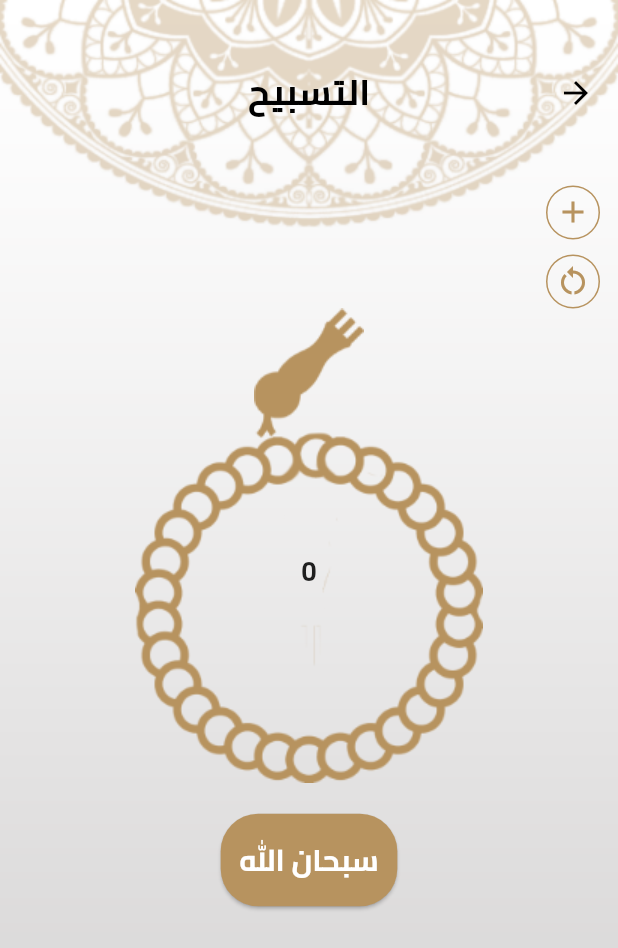
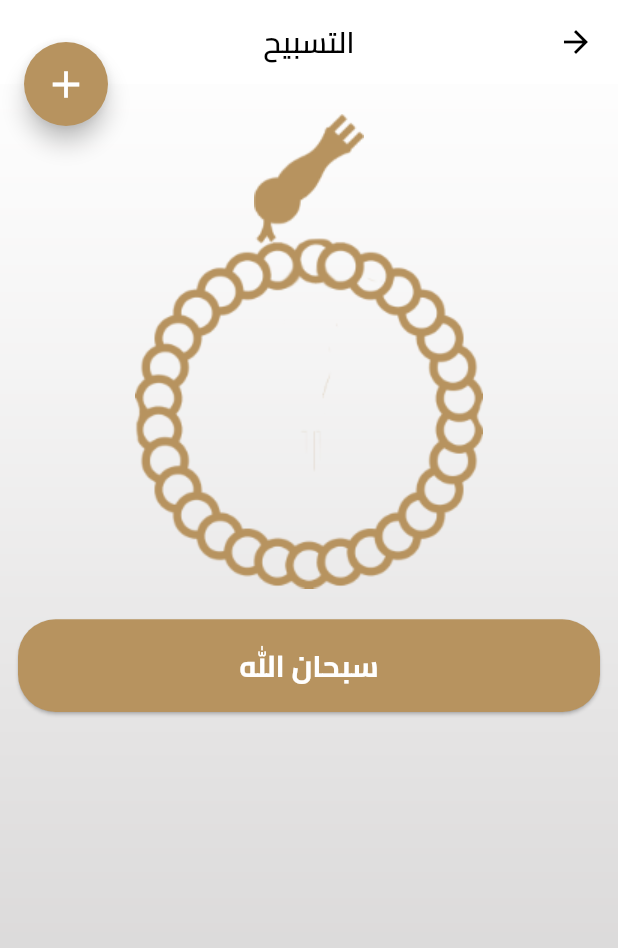
Before and after one commit to ZiadElsaadany/islamic, a Flutter app: the SebhaScreen screen opened by its route, on a phone screen of 412 x 824 dp. Shown: the top 948 px of the screen. Run offline on Flutter 3.47's test engine with Material 2 defaults, Android fonts, the phone set to English and light mode, and no system bars; our stand-ins replace awesome_dialog, fluttertoast, google_fonts, percent_indicator, simple_animations, supercharged.

Commit message:
sebha updated

```diff
--- a/lib/main.dart
+++ b/lib/main.dart
@@ -1,5 +1,7 @@
 
+import 'package:flutter/cupertino.dart';
 import 'package:flutter/material.dart';
+import 'package:islami/constants/color_constant.dart';
 
 import 'package:islami/controller/apis/api_salahTiming.dart';
 import 'package:islami/controller/provider/azkar_provider.dart';
@@ -13,7 +15,7 @@ import 'package:islami/view/home/doaa/doaa_screen.dart';
 import 'package:islami/view/home/home_screen.dart';
 import 'package:islami/view/home/koran/names/names_view.dart';
 import 'package:islami/view/home/salah_timing/salah_timing_screen.dart';
-import 'package:islami/view/home/sebha/sebha_screen.dart';
+import 'package:islami/view/home/sebha/sebha_view.dart';
 import 'package:islami/view/home/zakah_count/screen.dart';
 import 'package:islami/view/splash/splash_screen.dart';
 import 'package:provider/provider.dart';
@@ -55,7 +57,9 @@ class IslamyApp extends StatelessWidget {
   Widget build(BuildContext context) {
     return MaterialApp(
 theme: ThemeData (
-  fontFamily: 'cairo'
+  fontFamily: 'cairo',
+  brightness: Brightness.light,
+  primaryColor: AppColorsConstant.primaryColor
 ),
       debugShowCheckedModeBanner: false,
       initialRoute: SplashScreen.id,
--- a/lib/view/home/home_screen_body.dart
+++ b/lib/view/home/home_screen_body.dart
@@ -1,6 +1,6 @@
 import 'package:flutter/material.dart';
 import 'package:islami/view/home/salah_timing/salah_timing_screen.dart';
-import 'package:islami/view/home/sebha/sebha_screen.dart';
+import 'package:islami/view/home/sebha/sebha_view.dart';
 import 'package:islami/view/home/zakah_count/screen.dart';
 import 'package:provider/provider.dart';
 
--- /dev/null
+++ b/lib/view/home/sebha/custom_sebha_body.dart
@@ -0,0 +1,39 @@
+import 'package:flutter/material.dart';
+import 'package:islami/view/home/sebha/sebha_image.dart';
+import 'package:islami/view/home/sebha/sebha_text.dart';
+import 'package:provider/provider.dart';
+
+import '../../../animation/fade_animation.dart';
+import '../../../constants/color_constant.dart';
+import '../../../controller/provider/sebha_provider.dart';
+
+class CustomSebhaBody extends StatelessWidget {
+  const CustomSebhaBody({Key? key}) : super(key: key);
+
+  @override
+  Widget build(BuildContext context) {
+    return Center(
+      child: ListView(
+        children: [
+          const SizedBox(
+            height: 20,
+          ),
+         const SebhaImage(),
+          SizedBox(height: MediaQuery.of(context).size.height*0.02,),
+          const Padding(
+            padding:  EdgeInsets.symmetric(horizontal: 8.0),
+            child:SebhaText(),
+          ),
+
+        ],
+      ),
+    );
+  }
+}
+/*
+*   Text(  '${Provider.of<SebhaProvider>(context).counter}',
+                style: const TextStyle(
+                    fontSize: 18,
+                    fontWeight: FontWeight.bold
+                ),
+              )*/
--- /dev/null
+++ b/lib/view/home/sebha/sebha_image.dart
@@ -0,0 +1,36 @@
+import 'package:flutter/material.dart';
+import 'package:provider/provider.dart';
+
+import '../../../animation/fade_animation.dart';
+import '../../../controller/provider/sebha_provider.dart';
+
+class SebhaImage extends StatelessWidget {
+  const SebhaImage({Key? key}) : super(key: key);
+
+  @override
+  Widget build(BuildContext context) {
+    return  FadeAnimation(1.3, child:
+    Stack(
+      alignment: Alignment.topCenter,
+      children: [
+        const Image(
+          image: AssetImage("assets/images/sebha_images/head of seb7a.png"),
+        ),
+        Container(
+          padding: EdgeInsets.only(top: MediaQuery.of(context).size.height*0.1),
+          child: GestureDetector(
+            onTap: ( )  {
+              Provider.of<SebhaProvider>(context,listen: false).changeAngle();
+              Provider.of<SebhaProvider>(context,listen: false).sebhaName();
+            },
+            child: Transform.rotate(
+                angle: Provider.of<SebhaProvider>(context).angle,
+                child: const Image(image: AssetImage("assets/images/sebha_images/body of seb7a.png"))),
+          ),
+        ),
+
+      ],
+    )
+    );
+  }
+}
--- a/lib/view/home/sebha/sebha_screen.dart
+++ /dev/null
@@ -1,146 +0,0 @@
-import 'package:flutter/material.dart';
-import 'package:islami/animation/fade_animation.dart';
-import 'package:islami/controller/provider/sebha_provider.dart';
-import 'package:provider/provider.dart';
-import '../../../constants/color_constant.dart';
-import '../../../constants/images_constant.dart';
-import '../../../constants/style_constant.dart';
-
-class SebhaScreen extends StatelessWidget {
-  const SebhaScreen({Key? key}) : super(key: key);
-static const String id = 'sebhaScreen';
-  @override
-  Widget build(BuildContext context) {
-    return SafeArea(
-      child: Stack(
-        children: [
-        Image.asset(
-
-        ImageConstant.bg2,
-        fit: BoxFit.fill,
-        width: double.infinity,
-        height: double.infinity,
-      ),
-      Directionality(
-        textDirection: TextDirection.rtl,
-        child: Scaffold(
-          backgroundColor: Colors.transparent,
-              appBar: AppBar(
-                title: Text(
-                  'التسبيح',
-                  style: AppStyleConstant.style24WithBlackColor,
-                ),
-                centerTitle: true,
-                toolbarHeight: MediaQuery.of(context).size.height * 0.15,
-                elevation: 0,
-                backgroundColor: Colors.transparent,
-                foregroundColor: AppColorsConstant.black,
-              ),
-          body: SingleChildScrollView(
-            child: Column(
-              children: [
-                Positioned(
-                  child: Padding(
-                    padding: const EdgeInsets.only(
-                        right:  12,
-                        // bottom: 8
-                    ),
-                    child: Row(
-                      children: [
-                        Column (
-                          children: [
-                            Container(
-                              padding: const EdgeInsets.all(5),
-                              decoration: BoxDecoration(
-                                borderRadius: BorderRadius.circular(50),
-                                border: Border.all(color: AppColorsConstant.primaryColor)
-                              ) ,
-
-
-                                child: const Icon(Icons.add,color: AppColorsConstant.primaryColor),
-
-                            ),
-                            const SizedBox(height: 10,),
-                            GestureDetector
-
-                              (
-                                onTap: ( )  {
-                                  Provider.of<SebhaProvider>(context,listen: false).zero();
-
-                                },
-                                child: Container(
-                                    padding: const EdgeInsets.all(5),
-                                    decoration: BoxDecoration(
-                                  border:  Border.all(color: AppColorsConstant.primaryColor),
-                                  borderRadius: BorderRadius.circular(50)
-                                )
-                                ,child: const Icon ( Icons.restart_alt,color: AppColorsConstant.primaryColor)))
-                          ],
-                        ),
-                      ],
-                    ),
-                  ),
-                ),
-               FadeAnimation(1.3, child:  Positioned(
-                 top: -10,
-                 child: Stack(
-                   alignment: Alignment.topCenter,
-                   children: [
-                     const Image(
-                       image: AssetImage("assets/images/sebha_images/head of seb7a.png"),
-                     ),
-                     Container(
-                       padding: EdgeInsets.only(top: MediaQuery.of(context).size.height*0.1),
-                       child: GestureDetector(
-                         onTap: ( )  {
-                           Provider.of<SebhaProvider>(context,listen: false).changeAngle();
-                           Provider.of<SebhaProvider>(context,listen: false).sebhaName();
-                         },
-                         child: Transform.rotate(
-                             angle: Provider.of<SebhaProvider>(context).angle,
-                             child: const Image(image: AssetImage("assets/images/sebha_images/body of seb7a.png"))),
-                       ),
-                     ),
-                     Positioned(
-                         bottom:MediaQuery.of(context).size.height*0.15,
-                         child: Text(  '${Provider.of<SebhaProvider>(context).counter}',
-                         style: const TextStyle(
-                           fontSize: 18,
-                           fontWeight: FontWeight.bold
-                         ),
-                         ))
-                   ],
-                 ),
-               ) ),
-                SizedBox(height: MediaQuery.of(context).size.height*0.02,),
-                Padding(
-                  padding:  const EdgeInsets.symmetric(horizontal: 8.0),
-                  child: Card(
-                    color: AppColorsConstant.primaryColor,
-                    shape: RoundedRectangleBorder(
-                      borderRadius: BorderRadius.circular(25),
-                      //set border radius more than 50% of height and width to make circle
-                    ),
-                    child: Padding(
-                      padding:  EdgeInsets.all(MediaQuery.of(context).size.height*0.015),
-                      child: Text(Provider.of<SebhaProvider>(context).tasbehList[Provider.of<SebhaProvider>(context).index] ,
-                      style: const TextStyle(
-                        color: AppColorsConstant.white ,
-                        fontWeight:  FontWeight.bold ,
-                        fontSize: 20
-                      ),
-                      ),
-                    ) ,
-                  ),
-                ),
-
-              ],
-            ),
-          ),
-            ),
-      ),
-        ],
-      ),
-    );
-  }
-}
--- /dev/null
+++ b/lib/view/home/sebha/sebha_text.dart
@@ -0,0 +1,31 @@
+import 'package:flutter/material.dart';
+import 'package:provider/provider.dart';
+
+import '../../../constants/color_constant.dart';
+import '../../../controller/provider/sebha_provider.dart';
+
+class SebhaText extends StatelessWidget {
+  const SebhaText({Key? key}) : super(key: key);
+
+  @override
+  Widget build(BuildContext context) {
+    return  Card(
+      color: AppColorsConstant.primaryColor,
+      shape: RoundedRectangleBorder(
+        borderRadius: BorderRadius.circular(25),
+        //set border radius more than 50% of height and width to make circle
+      ),
+      child: Padding(
+        padding:  EdgeInsets.all(MediaQuery.of(context).size.height*0.015),
+        child: Text(Provider.of<SebhaProvider>(context).tasbehList[Provider.of<SebhaProvider>(context).index] ,
+          textAlign: TextAlign.center,
+          style: const TextStyle(
+              color: AppColorsConstant.white ,
+              fontWeight:  FontWeight.bold ,
+              fontSize: 20
+          ),
+        ),
+      ) ,
+    );
+  }
+}
--- /dev/null
+++ b/lib/view/home/sebha/sebha_view.dart
@@ -0,0 +1,42 @@
+import 'package:flutter/material.dart';
+import 'package:islami/constants/color_constant.dart';
+import 'package:islami/view/home/custom_app_bar.dart';
+import 'package:islami/view/home/return_image.dart';
+import 'package:islami/view/home/sebha/custom_sebha_body.dart';
+
+import '../../../constants/images_constant.dart';
+class SebhaScreen extends StatelessWidget {
+  const SebhaScreen({Key? key}) : super(key: key);
+static const String id = 'sebhaScreen';
+  @override
+  Widget build(BuildContext context) {
+    return SafeArea(
+      child: Stack(
+        children: [
+        const ReturnImage(img: ImageConstant.bg),
+      Directionality(
+        textDirection: TextDirection.rtl,
+        child: Scaffold(
+          backgroundColor: Colors.transparent,
+              appBar:CustomAppBar(
+                widget: const Text( 'التسبيح',
+                style: TextStyle(
+                  fontWeight: FontWeight.w600
+                ),
+                )
+              ),
+          body: const CustomSebhaBody(),
+          floatingActionButton: FloatingActionButton(
+            backgroundColor: AppColorsConstant.primaryColor,
+            child: const Icon(Icons.add,size: 30),
+            onPressed: ( ){ } ,
+
+          ),
+          floatingActionButtonLocation: FloatingActionButtonLocation.endTop,
+            ),
+      ),
+        ],
+      ),
+    );
+  }
+}
```
